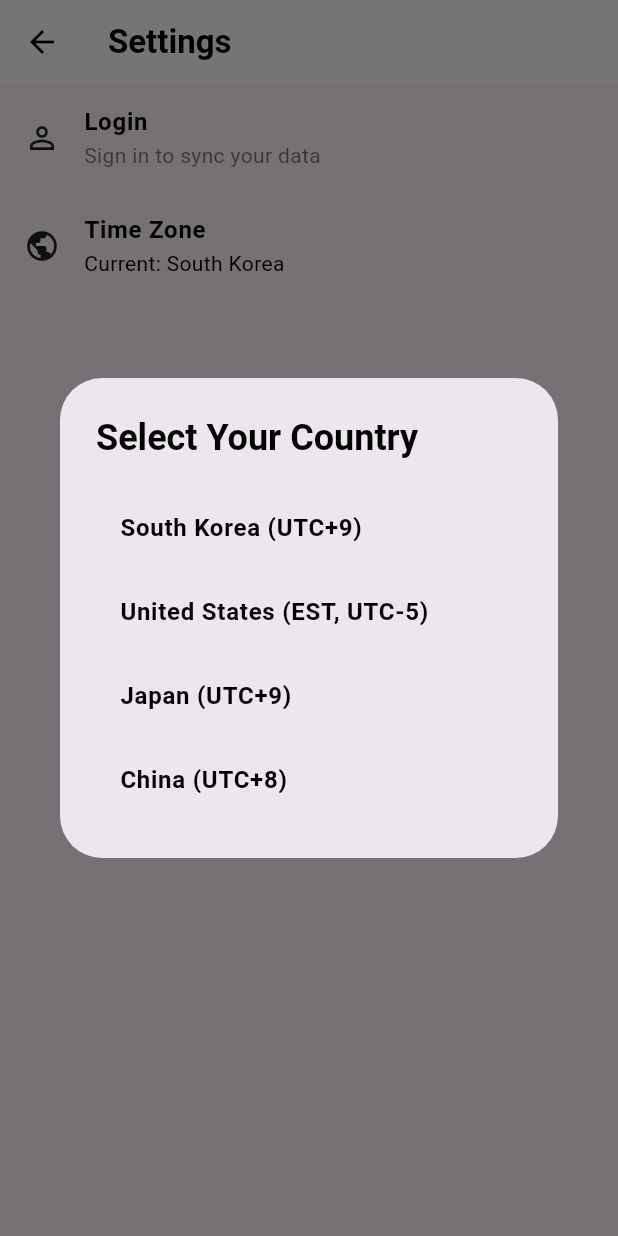
After one commit to Batjimin/moodrecord, a Flutter app: the SettingsPage screen opened directly, after a tap on "Time Zone", on a phone screen of 412 x 824 dp. The commit adds this screen. Run offline on Flutter 3.47's test engine with Material 3 defaults, Android fonts, the phone set to English and light mode, and no system bars; our stand-ins replace flutter_colorpicker, google_fonts, share_plus, shared_preferences; accounts and stored records are empty.

Commit message:
timezone편집

```diff
--- /dev/null
+++ b/lib/pages/settings_page.dart
@@ -0,0 +1,143 @@
+import 'package:flutter/material.dart';
+import '../services/timezone_service.dart';
+
+class SettingsPage extends StatefulWidget {
+  const SettingsPage({super.key});
+
+  @override
+  State<SettingsPage> createState() => _SettingsPageState();
+}
+
+class _SettingsPageState extends State<SettingsPage> {
+  String _currentCountry = 'South Korea';
+
+  @override
+  void initState() {
+    super.initState();
+    _loadCurrentCountry();
+  }
+
+  Future<void> _loadCurrentCountry() async {
+    final country = await TimezoneService.getCurrentCountry();
+    setState(() {
+      _currentCountry = country;
+    });
+  }
+
+  @override
+  Widget build(BuildContext context) {
+    const textStyle = TextStyle(
+      color: Colors.black,
+      fontWeight: FontWeight.w600,
+    );
+    const subtitleStyle = TextStyle(
+      color: Colors.black54,
+      fontWeight: FontWeight.normal,
+    );
+
+    return Scaffold(
+      appBar: AppBar(
+        backgroundColor: Colors.white,
+        foregroundColor: Colors.black,
+        title: const Text(
+          'Settings',
+          style: TextStyle(
+            color: Colors.black,
+            fontWeight: FontWeight.bold,
+          ),
+        ),
+      ),
+      body: ListView(
+        children: [
+          ListTile(
+            leading: const Icon(Icons.person_outline, color: Colors.black87),
+            title: const Text('Login', style: textStyle),
+            subtitle:
+                const Text('Sign in to sync your data', style: subtitleStyle),
+            onTap: () {
+              // TODO: 로그인 화면으로 이동
+            },
+          ),
+          ListTile(
+            leading: const Icon(Icons.public, color: Colors.black87),
+            title: const Text('Time Zone', style: textStyle),
+            subtitle: Text('Current: $_currentCountry',
+                style: const TextStyle(color: Colors.black)),
+            onTap: () {
+              showDialog(
+                context: context,
+                builder: (context) => AlertDialog(
+                  title: const Text(
+                    'Select Your Country',
+                    style: TextStyle(
+                      color: Colors.black,
+                      fontWeight: FontWeight.bold,
+                    ),
+                  ),
+                  content: SizedBox(
+                    width: double.maxFinite,
+                    child: ListView(
+                      shrinkWrap: true,
+                      children: [
+                        ListTile(
+                          title: const Text('South Korea (UTC+9)',
+                              style: textStyle),
+                          onTap: () async {
+                            await TimezoneService.setTimezoneOffset(
+                                9, 'South Korea');
+                            if (context.mounted) {
+                              setState(() {
+                                _currentCountry = 'South Korea';
+                              });
+                              Navigator.pop(context);
+                              ScaffoldMessenger.of(context).showSnackBar(
+                                const SnackBar(
+                                    content: Text('Timezone set to UTC+9')),
+                              );
+                            }
+                          },
+                        ),
+                        ListTile(
+                          title: const Text('United States (EST, UTC-5)',
+                              style: textStyle),
+                          onTap: () async {
+                            await TimezoneService.setTimezoneOffset(
+                                -5, 'United States');
+                            if (context.mounted) {
+                              setState(() {
+                                _currentCountry = 'United States';
+                              });
+                              Navigator.pop(context);
+                              ScaffoldMessenger.of(context).showSnackBar(
+                                const SnackBar(
+                                    content: Text('Timezone set to UTC-5')),
+                              );
+                            }
+                          },
+                        ),
+                        ListTile(
+                          title: const Text('Japan (UTC+9)', style: textStyle),
+                          onTap: () {
+                            // TODO: 일본 시간대 설정
+                            Navigator.pop(context);
+                          },
+                        ),
+                        ListTile(
+                          title: const Text('China (UTC+8)', style: textStyle),
+                          onTap: () {
+                            // TODO: 중국 시간대 설정
+                            Navigator.pop(context);
+                          },
+                        ),
+                      ],
+                    ),
+                  ),
+                ),
+              );
+            },
+          ),
+        ],
+      ),
+    );
+  }
+}
--- /dev/null
+++ b/lib/services/timezone_service.dart
@@ -0,0 +1,32 @@
+import 'package:shared_preferences/shared_preferences.dart';
+
+class TimezoneService {
+  static const String _timezoneKey = 'timezone_offset';
+  static const String _countryKey = 'timezone_country';
+
+  static Future<void> setTimezoneOffset(int offset, String country) async {
+    final prefs = await SharedPreferences.getInstance();
+    await prefs.setInt(_timezoneKey, offset);
+    await prefs.setString(_countryKey, country);
+  }
+
+  static Future<String> getCurrentCountry() async {
+    final prefs = await SharedPreferences.getInstance();
+    return prefs.getString(_countryKey) ?? 'South Korea'; // 기본값
+  }
+
+  static Future<int> getTimezoneOffset() async {
+    final prefs = await SharedPreferences.getInstance();
+    return prefs.getInt(_timezoneKey) ?? 9; // 기본값 UTC+9 (한국)
+  }
+
+  static DateTime getLocalTime() {
+    return DateTime.now().toLocal();
+  }
+
+  static Future<DateTime> getAdjustedTime() async {
+    final offset = await getTimezoneOffset();
+    final now = DateTime.now().toUtc();
+    return now.add(Duration(hours: offset));
+  }
+}
```
Also changed, not shown: lib/models/calendar_data.dart (+5 -4 lines), lib/pages/home_page.dart (+23 -6 lines).
